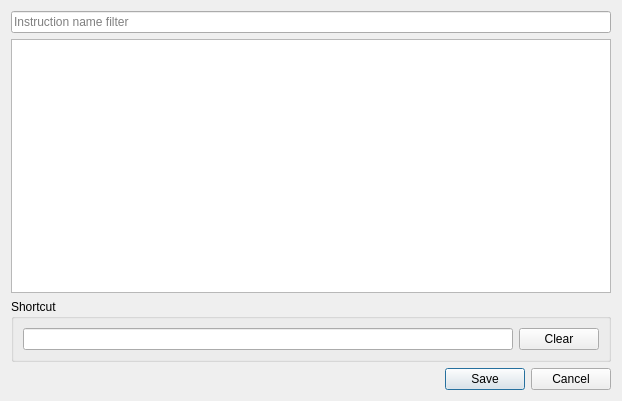
Before: the Qt Designer form src/gui/Src/Gui/ShortcutsDialog.ui in x64dbg/x64dbg, drawn with Qt 5.
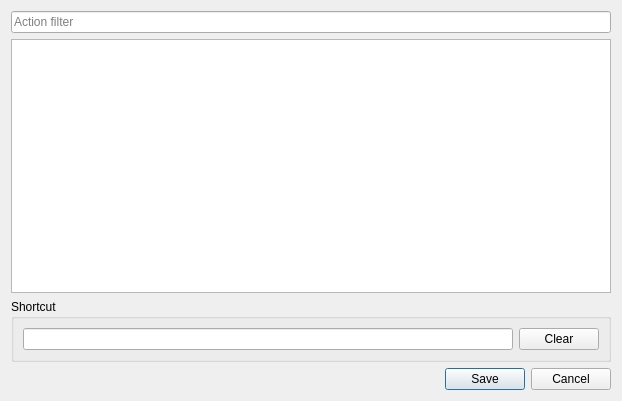
After: the same form once the commit is applied. Icons and pictures are not drawn. Custom widgets are drawn as their Qt base class.

What changed in the file:
```diff
--- a/src/gui/Src/Gui/ShortcutsDialog.ui
+++ b/src/gui/Src/Gui/ShortcutsDialog.ui
@@ -21,7 +21,7 @@
    <item>
     <widget class="QLineEdit" name="filterEdit">
      <property name="placeholderText">
-      <string>Instruction name filter</string>
+      <string>Action filter</string>
      </property>
     </widget>
    </item>
```
